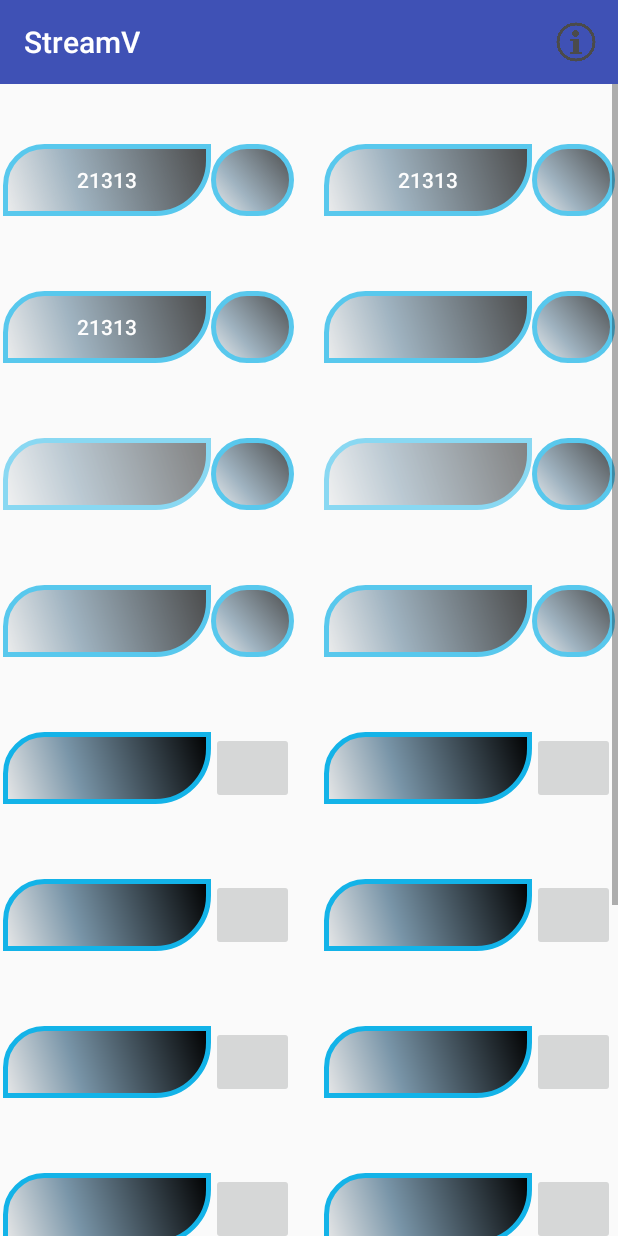
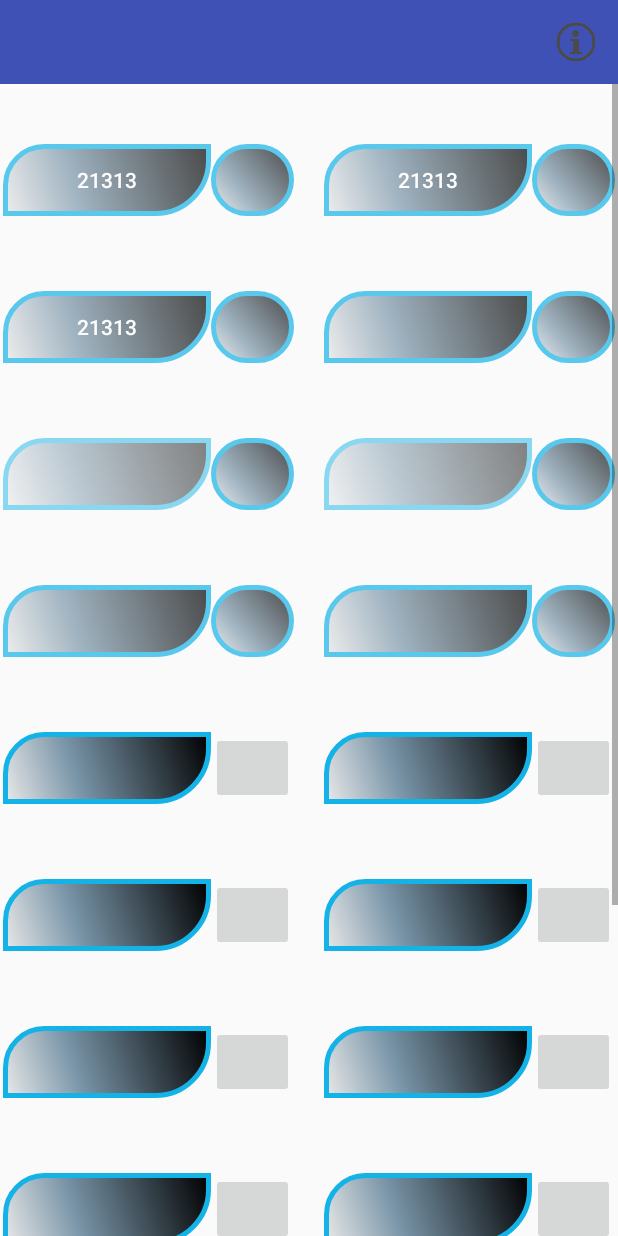
Before and after one commit to neek1337/StreamV, an Android app: the SecondActivity screen opened directly, with no data from a screen before it, on a phone screen of 412 x 824 dp. Run offline under Robolectric (Android 15) with nearby library versions, the phone set to English and light mode, and no system bars.

Commit message:
имя стримера в баре

```diff
--- a/app/src/main/java/com/example/artem/streamv/SecondActivity.java
+++ b/app/src/main/java/com/example/artem/streamv/SecondActivity.java
@@ -43,6 +43,7 @@ public class SecondActivity extends AppCompatActivity {
         setContentView(R.layout.zaebalsya_uzhe_layout);
         Intent intent = getIntent();
         streamerName = intent.getStringExtra("streamerName");
+
         Log.w("streamer name is", streamerName);
         isSDPresent = android.os.Environment.getExternalStorageState().equals(android.os.Environment.MEDIA_MOUNTED);
         int id = this.getResources().getIdentifier(streamerName + "_background1", "drawable", this.getPackageName());
@@ -71,7 +72,7 @@ public class SecondActivity extends AppCompatActivity {
         button.setBackground(this.getResources().getDrawable( this.getResources().getIdentifier(streamerName, "drawable", this.getPackageName())));*/
         //EditText editText = (EditText) findViewById(R.id.textEditor);
         //editText.setText(streamerName);
-
+        setTitle(streamerName);
 
     }
 
@@ -96,7 +97,7 @@ public class SecondActivity extends AppCompatActivity {
     public void HandleClick(View view) {
         Log.w("pressed button", String.valueOf((view.getId())));
 
-        startNTrack(view.getId() - 2131558481);
+        startNTrack(view.getId() - 2131558561);
     }
 
 
--- a/app/src/main/res/layout/zaebalsya_uzhe_layout.xml
+++ b/app/src/main/res/layout/zaebalsya_uzhe_layout.xml
@@ -26,6 +26,7 @@
 
                 <Button xmlns:android="http://schemas.android.com/apk/res/android"
                     android:orientation="vertical"
+                    android:id="@+id/play1"
                     android:layout_width="match_parent"
                     android:layout_height="match_parent"
                     android:clickable="true"
@@ -34,6 +35,7 @@
                     android:text="21313"
                     android:textColor="#FFFFFF"
                     android:layout_weight="0.4"
+                    android:onClick="HandleClick"
                     android:background="@drawable/selector_phrase_button" />
 
 
--- a/app/src/main/res/values/strings.xml
+++ b/app/src/main/res/values/strings.xml
@@ -1,5 +1,6 @@
 <resources>
-    <string name="app_name">StreamV</string>
+    <string name="app_name">StreamVoices</string>
     <string name="action_favorite">Like</string>
     <string name="settings">settings</string>
+
 </resources>
```
Also changed, not shown: 1 other file.
